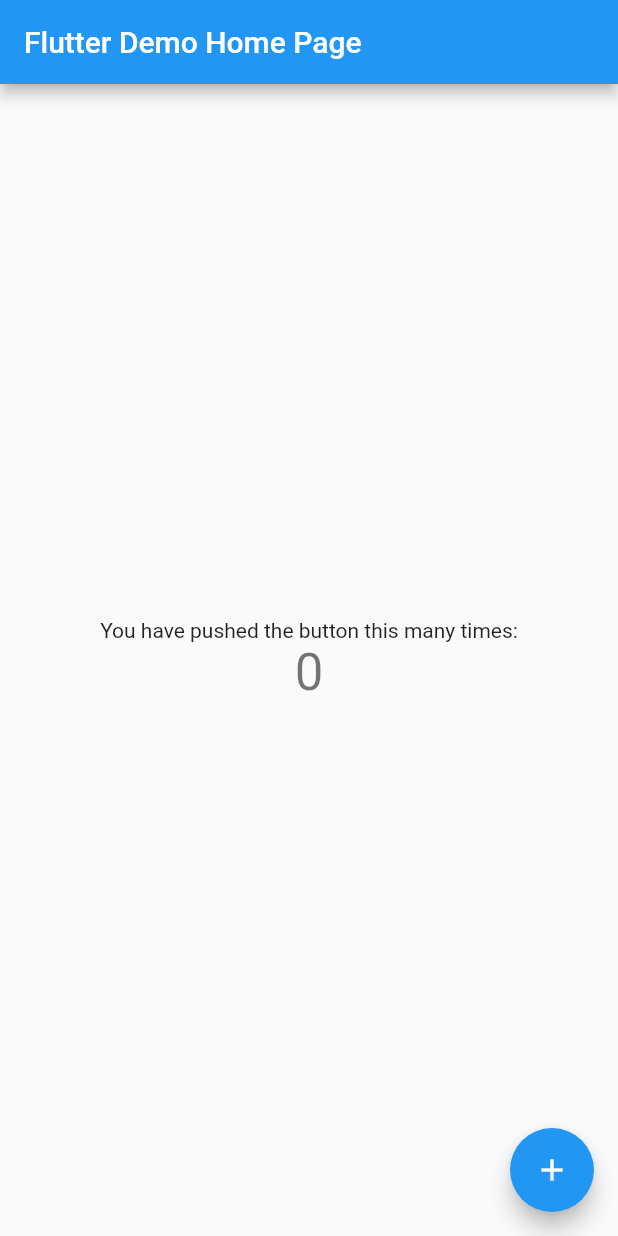
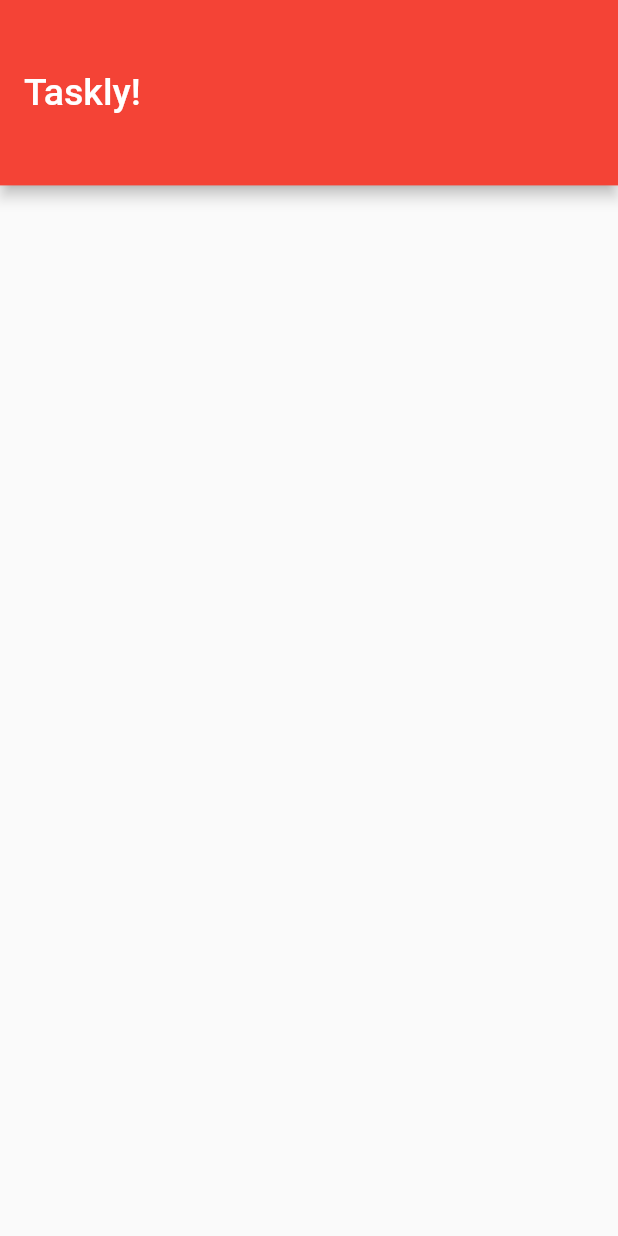
Before and after one commit to AlexChalakov/FlutterTaskSupervisor, a Flutter app: the screen it shows after launch, on a phone screen of 412 x 824 dp. Run offline on Flutter 3.47's test engine with Material 2 defaults, Android fonts, the phone set to English and light mode, and no system bars.

Commit message:
Configs, home page and app bar added

```diff
--- a/taskly/lib/main.dart
+++ b/taskly/lib/main.dart
@@ -1,4 +1,5 @@
 import 'package:flutter/material.dart';
+import 'package:taskly/pages/home_page.dart';
 
 void main() {
   runApp(const MyApp());
@@ -7,109 +8,14 @@ void main() {
 class MyApp extends StatelessWidget {
   const MyApp({Key? key}) : super(key: key);
 
-  // This widget is the root of your application.
   @override
   Widget build(BuildContext context) {
     return MaterialApp(
-      title: 'Flutter Demo',
+      title: 'Taskly',
       theme: ThemeData(
-        // This is the theme of your application.
-        //
-        // Try running your application with "flutter run". You'll see the
-        // application has a blue toolbar. Then, without quitting the app, try
-        // changing the primarySwatch below to Colors.green and then invoke
-        // "hot reload" (press "r" in the console where you ran "flutter run",
-        // or simply save your changes to "hot reload" in a Flutter IDE).
-        // Notice that the counter didn't reset back to zero; the application
-        // is not restarted.
-        primarySwatch: Colors.blue,
+        primarySwatch: Colors.red,
       ),
-      home: const MyHomePage(title: 'Flutter Demo Home Page'),
+      home: HomePage(),
     );
   }
 }
-
-class MyHomePage extends StatefulWidget {
-  const MyHomePage({Key? key, required this.title}) : super(key: key);
-
-  // This widget is the home page of your application. It is stateful, meaning
-  // that it has a State object (defined below) that contains fields that affect
-  // how it looks.
-
-  // This class is the configuration for the state. It holds the values (in this
-  // case the title) provided by the parent (in this case the App widget) and
-  // used by the build method of the State. Fields in a Widget subclass are
-  // always marked "final".
-
-  final String title;
-
-  @override
-  State<MyHomePage> createState() => _MyHomePageState();
-}
-
-class _MyHomePageState extends State<MyHomePage> {
-  int _counter = 0;
-
-  void _incrementCounter() {
-    setState(() {
-      // This call to setState tells the Flutter framework that something has
-      // changed in this State, which causes it to rerun the build method below
-      // so that the display can reflect the updated values. If we changed
-      // _counter without calling setState(), then the build method would not be
-      // called again, and so nothing would appear to happen.
-      _counter++;
-    });
-  }
-
-  @override
-  Widget build(BuildContext context) {
-    // This method is rerun every time setState is called, for instance as done
-    // by the _incrementCounter method above.
-    //
-    // The Flutter framework has been optimized to make rerunning build methods
-    // fast, so that you can just rebuild anything that needs updating rather
-    // than having to individually change instances of widgets.
-    return Scaffold(
-      appBar: AppBar(
-        // Here we take the value from the MyHomePage object that was created by
-        // the App.build method, and use it to set our appbar title.
-        title: Text(widget.title),
-      ),
-      body: Center(
-        // Center is a layout widget. It takes a single child and positions it
-        // in the middle of the parent.
-        child: Column(
-          // Column is also a layout widget. It takes a list of children and
-          // arranges them vertically. By default, it sizes itself to fit its
-          // children horizontally, and tries to be as tall as its parent.
-          //
-          // Invoke "debug painting" (press "p" in the console, choose the
-          // "Toggle Debug Paint" action from the Flutter Inspector in Android
-          // Studio, or the "Toggle Debug Paint" command in Visual Studio Code)
-          // to see the wireframe for each widget.
-          //
-          // Column has various properties to control how it sizes itself and
-          // how it positions its children. Here we use mainAxisAlignment to
-          // center the children vertically; the main axis here is the vertical
-          // axis because Columns are vertical (the cross axis would be
-          // horizontal).
-          mainAxisAlignment: MainAxisAlignment.center,
-          children: <Widget>[
-            const Text(
-              'You have pushed the button this many times:',
-            ),
-            Text(
-              '$_counter',
-              style: Theme.of(context).textTheme.headline4,
-            ),
-          ],
-        ),
-      ),
-      floatingActionButton: FloatingActionButton(
-        onPressed: _incrementCounter,
-        tooltip: 'Increment',
-        child: const Icon(Icons.add),
-      ), // This trailing comma makes auto-formatting nicer for build methods.
-    );
-  }
-}
--- /dev/null
+++ b/taskly/lib/pages/home_page.dart
@@ -0,0 +1,33 @@
+import 'package:flutter/material.dart';
+
+class HomePage extends StatefulWidget {
+  HomePage();
+
+  @override
+  State<StatefulWidget> createState() {
+    return _HomePageState();
+  }
+}
+
+class _HomePageState extends State<HomePage> {
+  late double _deviceHeight, _deviceWidth;
+
+  _HomePageState();
+
+  @override
+  Widget build(BuildContext context) {
+    _deviceHeight = MediaQuery.of(context).size.height;
+    _deviceWidth = MediaQuery.of(context).size.width;
+    return Scaffold(
+      appBar: AppBar(
+        toolbarHeight: _deviceHeight * 0.15,
+        title: const Text(
+          "Taskly!",
+          style: TextStyle(
+            fontSize: 25,
+          ),
+        ),
+      ),
+    );
+  }
+}
--- a/taskly/pubspec.yaml
+++ b/taskly/pubspec.yaml
@@ -29,6 +29,8 @@ environment:
 dependencies:
   flutter:
     sdk: flutter
+  hive: "2.2.2"
+  hive_flutter: "1.1.0"
 
 
   # The following adds the Cupertino Icons font to your application.
```
Also changed, not shown: taskly/pubspec.lock, 6 other files.
